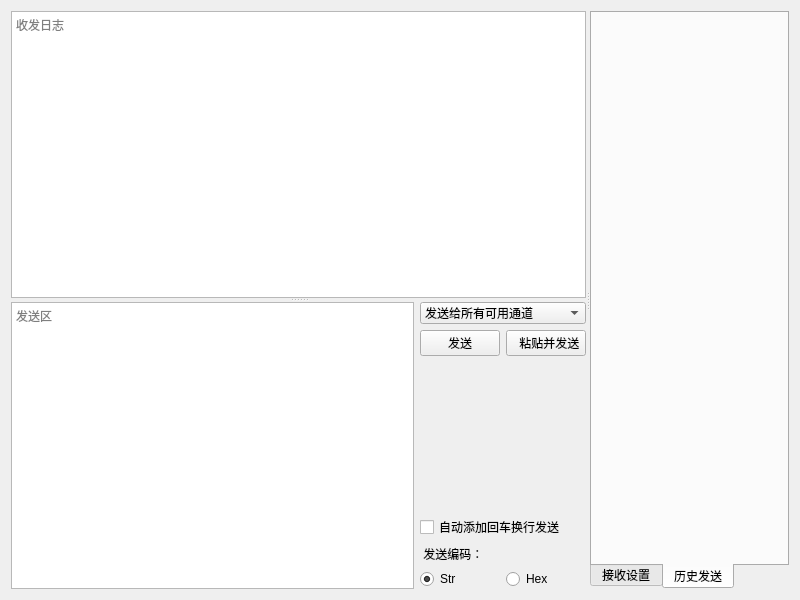
xutongxin1/WirelessMonitor, file components/TCPCom/TCPCom.ui: the form before one commit.
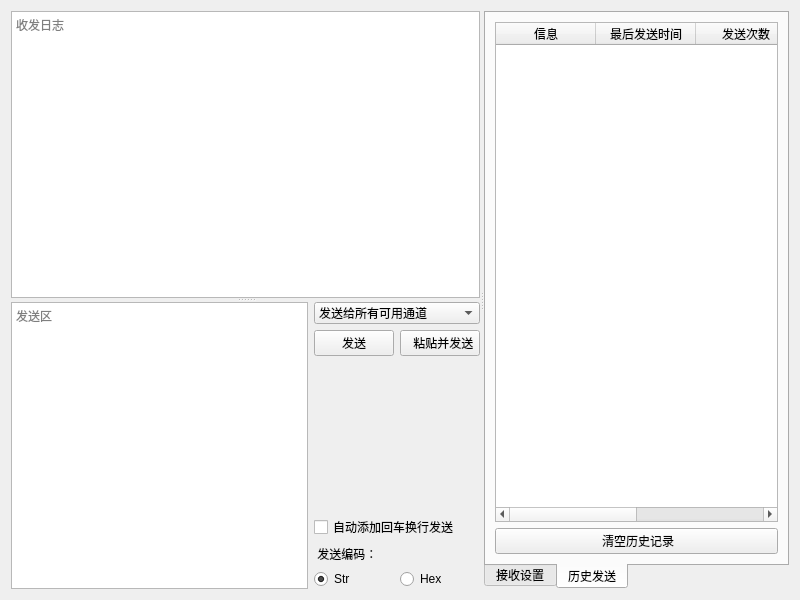
The form after the commit. The open tabs and pages were chosen to show the change. Custom widgets are drawn as their Qt base class.

Commit message:
feat: 实装回车换行发送和历史记录到TCPCOM中
实装回车换行发送到TCPCOM中
实装历史记录到TCPCOM中

修复了历史记录中转义字符显示不符合预期的情况

What changed in the file:
```diff
--- a/components/TCPCom/TCPCom.ui
+++ b/components/TCPCom/TCPCom.ui
@@ -326,6 +326,42 @@
           <attribute name="title">
            <string>历史发送</string>
           </attribute>
+          <layout class="QVBoxLayout" name="verticalLayout_5">
+           <item>
+            <widget class="QTableWidget" name="historyTable">
+             <property name="selectionBehavior">
+              <enum>QAbstractItemView::SelectRows</enum>
+             </property>
+             <column>
+              <property name="text">
+               <string>信息</string>
+              </property>
+             </column>
+             <column>
+              <property name="text">
+               <string>最后发送时间</string>
+              </property>
+             </column>
+             <column>
+              <property name="text">
+               <string>发送次数</string>
+              </property>
+             </column>
+             <column>
+              <property name="text">
+               <string>格式</string>
+              </property>
+             </column>
+            </widget>
+           </item>
+           <item>
+            <widget class="QPushButton" name="clearHistorySend">
+             <property name="text">
+              <string> 清空历史记录</string>
+             </property>
+            </widget>
+           </item>
+          </layout>
          </widget>
         </widget>
        </item>
```
Left out of the diff: 4 changed lines with no effect on the pictures. The commit also changes 4 other files.
